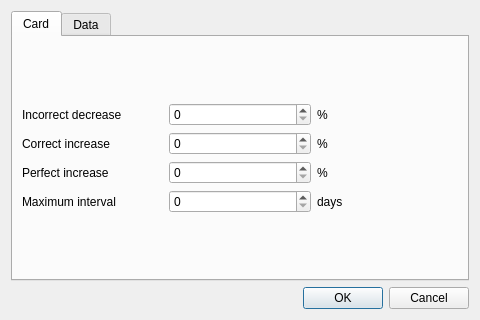
Qt form HaiBeiDanCi/preferencesdialog.ui (HuangHuafeng/repeat) before a commit.
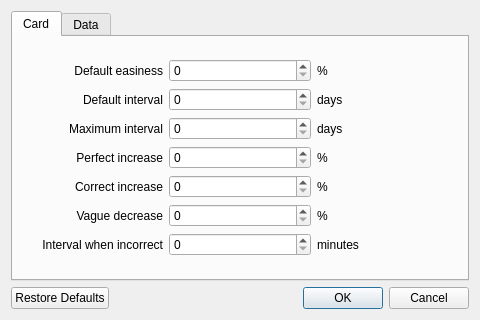
The same form after that commit.

Commit message: add many settings, preferences dialog

```diff
--- a/HaiBeiDanCi/preferencesdialog.ui
+++ b/HaiBeiDanCi/preferencesdialog.ui
@@ -26,71 +26,143 @@
       <layout class="QVBoxLayout" name="verticalLayout">
        <item>
         <layout class="QGridLayout" name="gridLayout_2">
-         <item row="1" column="2">
-          <widget class="QLabel" name="label_7">
-           <property name="text">
-            <string>%</string>
-           </property>
-          </widget>
-         </item>
-         <item row="2" column="2">
-          <widget class="QLabel" name="label_5">
-           <property name="text">
-            <string>%</string>
-           </property>
-          </widget>
-         </item>
          <item row="3" column="1">
           <widget class="QSpinBox" name="spinBox"/>
          </item>
-         <item row="1" column="1">
-          <widget class="QSpinBox" name="spinBox_3"/>
+         <item row="5" column="2">
+          <widget class="QLabel" name="label_9">
+           <property name="text">
+            <string>%</string>
+           </property>
+          </widget>
+         </item>
+         <item row="0" column="1">
+          <widget class="QSpinBox" name="spinDefaultEasiness"/>
+         </item>
+         <item row="5" column="1">
+          <widget class="QSpinBox" name="spinVagueDecrease"/>
          </item>
          <item row="2" column="0">
-          <widget class="QLabel" name="label_4">
-           <property name="text">
-            <string>Perfect increase</string>
-           </property>
-          </widget>
-         </item>
-         <item row="3" column="0">
           <widget class="QLabel" name="label_2">
            <property name="text">
             <string>Maximum interval</string>
            </property>
+           <property name="alignment">
+            <set>Qt::AlignRight|Qt::AlignTrailing|Qt::AlignVCenter</set>
+           </property>
           </widget>
          </item>
-         <item row="1" column="0">
+         <item row="2" column="2">
+          <widget class="QLabel" name="label_3">
+           <property name="text">
+            <string>days</string>
+           </property>
+          </widget>
+         </item>
+         <item row="4" column="0">
           <widget class="QLabel" name="label_6">
            <property name="text">
             <string>Correct increase</string>
            </property>
+           <property name="alignment">
+            <set>Qt::AlignRight|Qt::AlignTrailing|Qt::AlignVCenter</set>
+           </property>
+          </widget>
+         </item>
+         <item row="4" column="1">
+          <widget class="QSpinBox" name="spinCorrectIncrease"/>
+         </item>
+         <item row="4" column="2">
+          <widget class="QLabel" name="label_7">
+           <property name="text">
+            <string>%</string>
+           </property>
+          </widget>
+         </item>
+         <item row="3" column="0">
+          <widget class="QLabel" name="label_4">
+           <property name="text">
+            <string>Perfect increase</string>
+           </property>
+           <property name="alignment">
+            <set>Qt::AlignRight|Qt::AlignTrailing|Qt::AlignVCenter</set>
+           </property>
+          </widget>
+         </item>
+         <item row="0" column="2">
+          <widget class="QLabel" name="label_13">
+           <property name="text">
+            <string>%</string>
+           </property>
+          </widget>
+         </item>
+         <item row="0" column="0">
+          <widget class="QLabel" name="label_12">
+           <property name="text">
+            <string>Default easiness</string>
+           </property>
+           <property name="alignment">
+            <set>Qt::AlignRight|Qt::AlignTrailing|Qt::AlignVCenter</set>
+           </property>
+          </widget>
+         </item>
+         <item row="5" column="0">
+          <widget class="QLabel" name="label_8">
+           <property name="text">
+            <string>Vague decrease</string>
+           </property>
+           <property name="alignment">
+            <set>Qt::AlignRight|Qt::AlignTrailing|Qt::AlignVCenter</set>
+           </property>
           </widget>
          </item>
          <item row="3" column="2">
-          <widget class="QLabel" name="label_3">
+          <widget class="QLabel" name="label_5">
            <property name="text">
-            <string>days</string>
+            <string>%</string>
            </property>
           </widget>
          </item>
          <item row="2" column="1">
           <widget class="QSpinBox" name="spinBox_2"/>
          </item>
-         <item row="0" column="0">
-          <widget class="QLabel" name="label_8">
+         <item row="1" column="2">
+          <widget class="QLabel" name="label_15">
            <property name="text">
-            <string>Incorrect decrease</string>
+            <string>days</string>
            </property>
           </widget>
          </item>
-         <item row="0" column="1">
-          <widget class="QSpinBox" name="spinBox_4"/>
+         <item row="1" column="1">
+          <widget class="QSpinBox" name="spinDefaultInterval"/>
          </item>
-         <item row="0" column="2">
-          <widget class="QLabel" name="label_9">
+         <item row="1" column="0">
+          <widget class="QLabel" name="label_14">
            <property name="text">
-            <string>%</string>
+            <string>Default interval</string>
+           </property>
+           <property name="alignment">
+            <set>Qt::AlignRight|Qt::AlignTrailing|Qt::AlignVCenter</set>
+           </property>
+          </widget>
+         </item>
+         <item row="6" column="0">
+          <widget class="QLabel" name="label_16">
+           <property name="text">
+            <string>Interval when incorrect</string>
+           </property>
+           <property name="alignment">
+            <set>Qt::AlignRight|Qt::AlignTrailing|Qt::AlignVCenter</set>
+           </property>
+          </widget>
+         </item>
+         <item row="6" column="1">
+          <widget class="QSpinBox" name="spinIntervalForIncorrect"/>
+         </item>
+         <item row="6" column="2">
+          <widget class="QLabel" name="label_17">
+           <property name="text">
+            <string>minutes</string>
            </property>
           </widget>
          </item>
@@ -172,7 +244,7 @@
       <enum>Qt::Horizontal</enum>
      </property>
      <property name="standardButtons">
-      <set>QDialogButtonBox::Cancel|QDialogButtonBox::Ok</set>
+      <set>QDialogButtonBox::Cancel|QDialogButtonBox::Ok|QDialogButtonBox::RestoreDefaults</set>
      </property>
     </widget>
    </item>
```
Left out of the diff: 8 changed lines with no effect on the pictures. The commit also changes 13 other files.
